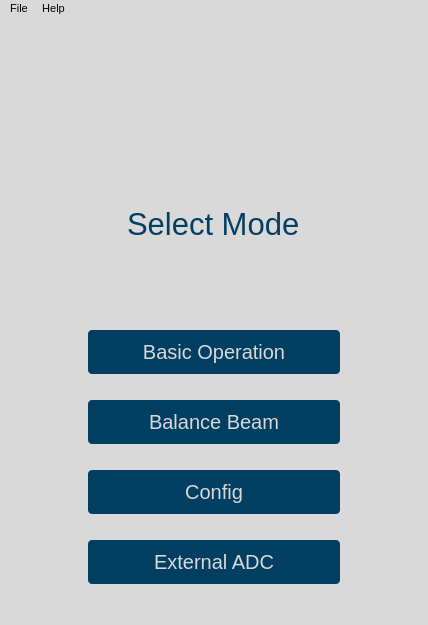
wyattduber/CyDAQ, file gui/qtdesigner/MainWindow.ui: the form before one commit.
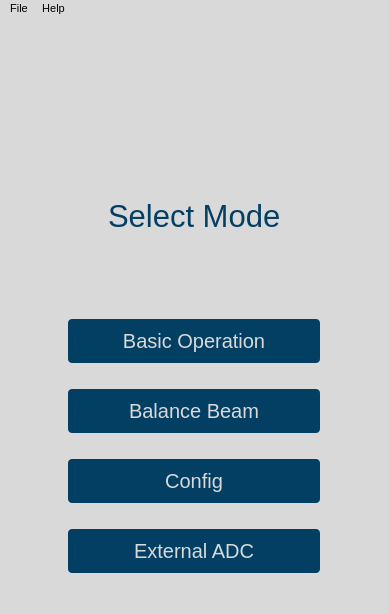
The form after the commit. Icons and pictures are not drawn.

Commit message: got resizing to work somewhat. Starts with a good enough window size

What changed in the file:
```diff
--- a/gui/qtdesigner/MainWindow.ui
+++ b/gui/qtdesigner/MainWindow.ui
@@ -6,21 +6,15 @@
    <rect>
     <x>0</x>
     <y>0</y>
-    <width>428</width>
-    <height>625</height>
+    <width>389</width>
+    <height>614</height>
    </rect>
   </property>
-  <property name="minimumSize">
-   <size>
-    <width>428</width>
-    <height>625</height>
-   </size>
-  </property>
-  <property name="maximumSize">
-   <size>
-    <width>700</width>
-    <height>800</height>
-   </size>
+  <property name="sizePolicy">
+   <sizepolicy hsizetype="Ignored" vsizetype="Ignored">
+    <horstretch>0</horstretch>
+    <verstretch>0</verstretch>
+   </sizepolicy>
   </property>
   <property name="font">
    <font>
@@ -218,7 +212,7 @@
     <rect>
      <x>0</x>
      <y>0</y>
-     <width>428</width>
+     <width>389</width>
      <height>19</height>
     </rect>
    </property>
```
The commit also changes 1 other file.
